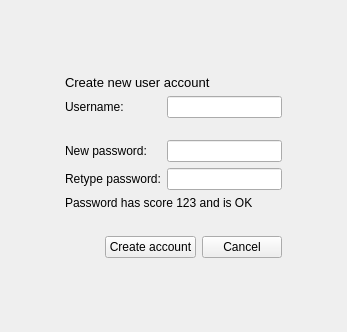
hyperquantum/PMP, file src/desktop-remote/useraccountcreationwidget.ui: the form before one commit.
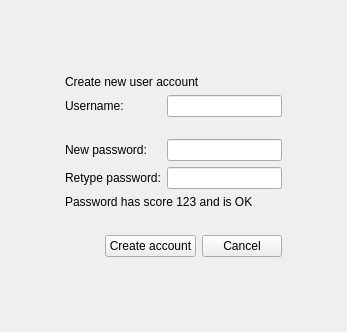
The form after the commit.

Commit message:
Avoid stylesheets in two more widgets
 * user account creation widget
 * user picker widget

Set relative font size in code instead of specifying a 'larger' font
size using stylesheets.

Patch:
```diff
--- a/src/desktop-remote/useraccountcreationwidget.ui
+++ b/src/desktop-remote/useraccountcreationwidget.ui
@@ -44,9 +44,6 @@
     <layout class="QVBoxLayout" name="verticalLayout">
      <item>
       <widget class="QLabel" name="createNewUserAccountLabel">
-       <property name="styleSheet">
-        <string notr="true">font:10pt;</string>
-       </property>
        <property name="text">
         <string>Create new user account</string>
        </property>
```
Left out of the diff: 18 changed lines with no effect on the pictures. The commit also changes 3 other files.
